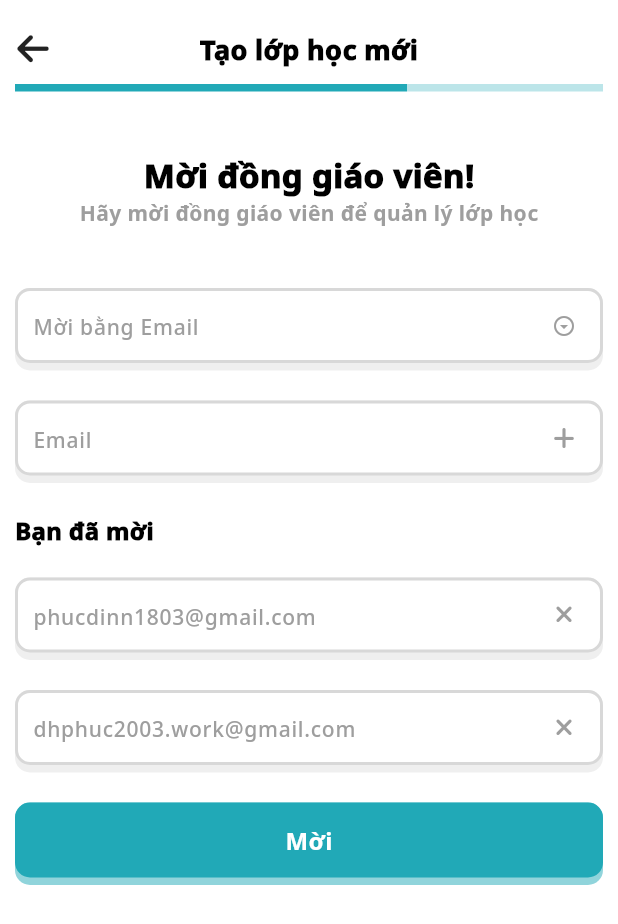
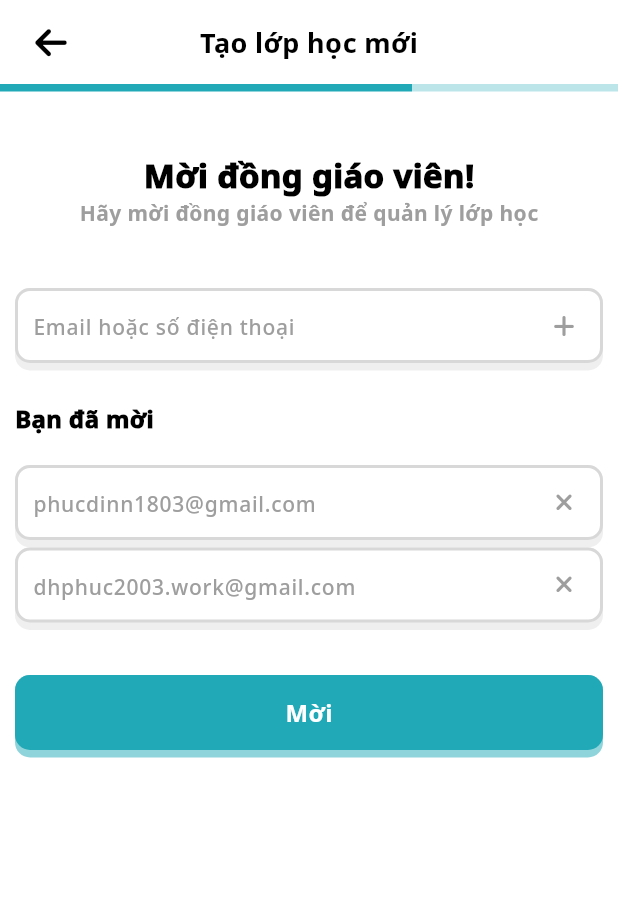
Before and after one commit to DinnBlack/ClassPal-Flutter-App-v2, a Flutter app: the ClassCreateScreen screen opened by its route, after a tap on "Tiếp tục", on a phone screen of 412 x 824 dp. Shown: the top 924 px of the screen. Run offline on Flutter 3.47's test engine with Material 3 defaults, Android fonts, the phone set to English and light mode, and no system bars; our stand-ins replace awesome_bottom_bar, device_preview, font_awesome_flutter, image_picker; missing offline and left inert: mobile_scanner.

Commit message:
update ui class create

```diff
--- a/lib/features/class/views/class_create_screen.dart
+++ b/lib/features/class/views/class_create_screen.dart
@@ -1,14 +1,13 @@
 import 'dart:io';
-
-import 'package:classpal_flutter_app/core/config/app_constants.dart';
-import 'package:classpal_flutter_app/core/utils/app_text_style.dart';
-import 'package:classpal_flutter_app/core/widgets/custom_button.dart';
-import 'package:classpal_flutter_app/core/widgets/custom_text_field.dart';
 import 'package:flutter/gestures.dart';
 import 'package:flutter/material.dart';
 import 'package:font_awesome_flutter/font_awesome_flutter.dart';
-
+import '../../../core/config/app_constants.dart';
+import '../../../core/utils/app_text_style.dart';
+import '../../../core/widgets/custom_app_bar.dart';
+import '../../../core/widgets/custom_button.dart';
 import '../../../core/widgets/custom_button_camera.dart';
+import '../../../core/widgets/custom_text_field.dart';
 import '../../../shared/main_screen.dart';
 import 'class_join_screen.dart';
 
@@ -16,14 +15,14 @@ class ClassCreateScreen extends StatefulWidget {
   static const route = 'ClassCreateScreen';
   final bool isClassCreateFirst;
 
-  const ClassCreateScreen({Key? key, this.isClassCreateFirst = false}) : super(key: key);
+  const ClassCreateScreen({super.key, this.isClassCreateFirst = false});
 
   @override
   _ClassCreateScreenState createState() => _ClassCreateScreenState();
 }
 
 class _ClassCreateScreenState extends State<ClassCreateScreen> {
-  late PageController _pageController;
+  late final PageController _pageController;
   int _currentStep = 0;
 
   @override
@@ -32,270 +31,218 @@ class _ClassCreateScreenState extends State<ClassCreateScreen> {
     _pageController = PageController(initialPage: 0);
   }
 
-  void _nextStep() {
-    if (_pageController.hasClients && _pageController.page! < 2) {
-      _pageController.nextPage(
+  void _navigateStep(int step) {
+    if (_pageController.hasClients) {
+      _pageController.animateToPage(
+        step,
         duration: const Duration(milliseconds: 300),
         curve: Curves.easeInOut,
       );
-      setState(() {
-        _currentStep++;
-      });
-    }
-  }
-
-  void _previousStep() {
-    if (_pageController.hasClients && _pageController.page! > 0) {
-      _pageController.previousPage(
-        duration: const Duration(milliseconds: 300),
-        curve: Curves.easeInOut,
-      );
-      setState(() {
-        _currentStep--;
-      });
+      setState(() => _currentStep = step);
     }
   }
 
   @override
   Widget build(BuildContext context) {
     return Scaffold(
+      appBar: CustomAppBar(
+        title: 'Tạo lớp học mới',
+        leftWidget: IconButton(
+          icon: const Icon(FontAwesomeIcons.arrowLeft),
+          onPressed: () => Navigator.pop(context),
+        ),
+      ),
       backgroundColor: kBackgroundColor,
       body: widget.isClassCreateFirst
-          ? buildClassCreateFirst(context)
-          : buildClassCreate(context),
+          ? _buildWelcomeScreen()
+          : _buildCreationSteps(),
     );
   }
 
-  SafeArea buildClassCreate(BuildContext context) {
+  Widget _buildCreationSteps() {
+    return SafeArea(
+      child: Column(
+        children: [
+          _buildProgressIndicator(),
+          Expanded(
+            child: Padding(
+              padding: const EdgeInsets.symmetric(horizontal: kPaddingMd),
+              child: PageView(
+                controller: _pageController,
+                physics: const NeverScrollableScrollPhysics(),
+                children: [
+                  _buildStep1(),
+                  _buildStep2(),
+                  _buildStep3(),
+                ],
+              ),
+            ),
+          ),
+        ],
+      ),
+    );
+  }
+
+  Widget _buildProgressIndicator() {
+    return Row(
+      children: List.generate(3, (index) => _buildProgressBar(index)),
+    );
+  }
+
+  Widget _buildProgressBar(int index) {
+    return Expanded(
+      child: Container(
+        height: 5,
+        decoration: BoxDecoration(
+          color: _currentStep >= index
+              ? kPrimaryColor
+              : kPrimaryColor.withOpacity(0.3),
+        ),
+      ),
+    );
+  }
+
+  Widget _buildStep1() {
+    return Column(
+      children: [
+        const SizedBox(height: kMarginXxl),
+        CustomButtonCamera(onImagePicked: (File? value) {}),
+        const SizedBox(height: kMarginXxl),
+        const CustomTextField(text: 'Tên lớp học'),
+        const SizedBox(height: kMarginLg),
+        CustomButton(text: 'Tiếp tục', onTap: () => _navigateStep(1)),
+      ],
+    );
+  }
+
+  Widget _buildStep2() {
+    return SingleChildScrollView(
+      child: Column(
+        children: [
+          const SizedBox(height: kMarginXxl),
+          _buildStepTitle('Mời đồng giáo viên!',
+              'Hãy mời đồng giáo viên để quản lý lớp học'),
+          const SizedBox(height: kMarginXxl),
+          CustomTextField(
+            text: 'Email hoặc số điện thoại',
+            suffixIcon:
+                _buildIconButton(FontAwesomeIcons.plus, () => print('Add')),
+          ),
+          const SizedBox(height: kMarginLg),
+          _buildInviteSection(),
+          const SizedBox(height: kMarginXl),
+          CustomButton(text: 'Mời', onTap: () => _navigateStep(2)),
+        ],
+      ),
+    );
+  }
+
+  Widget _buildInviteSection() {
+    return Column(
+      crossAxisAlignment: CrossAxisAlignment.start,
+      children: [
+        Text('Bạn đã mời', style: AppTextStyle.bold(kTextSizeMd)),
+        const SizedBox(height: kMarginLg),
+        _buildInvitedEmail('phucdinn1803@gmail.com'),
+        _buildInvitedEmail('dhphuc2003.work@gmail.com'),
+      ],
+    );
+  }
+
+  Widget _buildInvitedEmail(String email) {
+    return CustomTextField(
+      text: 'Email',
+      defaultValue: email,
+      suffixIcon:
+          _buildIconButton(FontAwesomeIcons.xmark, () => print('Remove')),
+    );
+  }
+
+  Widget _buildStep3() {
+    return Column(
+      children: [
+        const SizedBox(height: kMarginXxl),
+        Image.asset('assets/images/congaduation.png'),
+        const SizedBox(height: kMarginXxl),
+        _buildStepTitle(
+            'Tạo lớp học thành công!', 'Bạn đã có thể quản lý lớp học của bạn'),
+        const SizedBox(height: kMarginXl),
+        CustomButton(text: 'Hoàn tất', onTap: () => Navigator.pop(context)),
+      ],
+    );
+  }
+
+  Widget _buildStepTitle(String title, String subtitle) {
+    return Column(
+      children: [
+        Text(title, style: AppTextStyle.bold(kTextSizeXxl)),
+        Text(subtitle, style: AppTextStyle.semibold(kTextSizeSm, kGreyColor)),
+      ],
+    );
+  }
+
+  Widget _buildWelcomeScreen() {
     return SafeArea(
       child: Padding(
         padding: const EdgeInsets.symmetric(horizontal: kPaddingMd),
         child: Column(
           children: [
             const SizedBox(height: kMarginLg),
-            Stack(
-              children: [
-                Align(
-                  alignment: Alignment.centerLeft,
-                  child: InkWell(
-                    child: const Icon(FontAwesomeIcons.arrowLeft),
-                    onTap: () {
-                      Navigator.pop(context);
-                    },
-                  ),
-                ),
-                Center(
-                  child: Text(
-                    'Tạo lớp học mới',
-                    style: AppTextStyle.bold(kTextSizeLg),
-                  ),
-                ),
-              ],
-            ),
-            const SizedBox(height: kMarginMd),
-            buildProgressIndicator(),
-            Expanded(
-              child: PageView(
-                controller: _pageController,
-                physics: const NeverScrollableScrollPhysics(),
-                children: [
-                  buildClassCreateStep1(),
-                  buildClassCreateStep2(),
-                  buildClassCreateStep3(),
-                ],
-              ),
-            ),
+            _buildHeaderWithSkip(),
+            const SizedBox(height: kMarginLg),
+            _buildStepTitle(
+                'Chào mừng Giáo viên!', 'Hãy tạo lớp học của bạn để quản lý'),
+            const SizedBox(height: kMarginLg),
+            const CustomTextField(text: 'Tên trường học'),
+            const SizedBox(height: kMarginLg),
+            const CustomButton(text: 'Tạo lớp học'),
+            const SizedBox(height: kMarginLg),
+            _buildJoinClassLink(),
           ],
         ),
       ),
     );
   }
 
-  Container buildProgressIndicator() {
-    return Container(
-      decoration: BoxDecoration(
-        borderRadius: BorderRadius.circular(kBorderRadiusXl),
-      ),
-      child: Row(
-        children: List.generate(3, (index) {
-          return Expanded(
-            child: Container(
-              height: 5,
-              decoration: BoxDecoration(
-                color: _currentStep >= index ? kPrimaryColor : kPrimaryColor.withOpacity(0.3),
-              ),
-            ),
-          );
-        }),
-      ),
-    );
-  }
-
-  Column buildClassCreateStep1() {
-    return Column(
+  Widget _buildHeaderWithSkip() {
+    return Row(
+      mainAxisAlignment: MainAxisAlignment.spaceBetween,
       children: [
-        const SizedBox(height: kMarginXxl),
-        CustomButtonCamera(
-          onImagePicked: (File? value) {}, // Implement functionality
+        IconButton(
+          icon: const Icon(FontAwesomeIcons.arrowLeft),
+          onPressed: () => Navigator.pop(context),
         ),
-        const SizedBox(height: kMarginXxl),
-        const CustomTextField(
-          text: 'Tên lớp học',
-        ),
-        const SizedBox(height: kMarginLg),
-        CustomButton(
-          text: 'Tiếp tục',
-          onTap: _nextStep,
+        GestureDetector(
+          onTap: () => Navigator.pushNamed(context, MainScreen.route),
+          child: Text('Bỏ qua',
+              style: AppTextStyle.semibold(kTextSizeSm, kPrimaryColor)),
         ),
       ],
     );
   }
 
-  SingleChildScrollView buildClassCreateStep2() {
-    return SingleChildScrollView(
-      child: Column(
+  Widget _buildJoinClassLink() {
+    return RichText(
+      text: TextSpan(
+        style: AppTextStyle.semibold(kTextSizeSm, kGreyColor),
         children: [
-          const SizedBox(height: kMarginXxl),
-          Text(
-            'Mời đồng giáo viên!',
-            style: AppTextStyle.bold(kTextSizeXxl),
-          ),
-          Text(
-            'Hãy mời đồng giáo viên để quản lý lớp học',
-            style: AppTextStyle.semibold(kTextSizeSm, kGreyColor),
-          ),
-          const SizedBox(height: kMarginXxl),
-          const CustomTextField(
-            defaultValue: 'Mời bằng Email',
-            options: ['Mời bằng Email', 'Mời bằng Số điện thoại'],
-          ),
-          const SizedBox(height: kMarginLg),
-          const CustomTextField(
-            text: 'Email',
-            suffixIcon: Icon(FontAwesomeIcons.plus, color: kGreyColor, size: 16),
-          ),
-          const SizedBox(height: kMarginLg),
-          Align(
-            alignment: Alignment.centerLeft,
-            child: Text(
-              'Bạn đã mời',
-              style: AppTextStyle.bold(kTextSizeMd),
-            ),
-          ),
-          const SizedBox(height: kMarginLg),
-          const CustomTextField(
-            text: 'Email',
-            defaultValue: 'phucdinn1803@gmail.com',
-            suffixIcon: Icon(FontAwesomeIcons.xmark, color: kGreyColor, size: 16),
-          ),
-          const SizedBox(height: kMarginLg),
-          const CustomTextField(
-            text: 'Email',
-            defaultValue: 'dhphuc2003.work@gmail.com',
-            suffixIcon: Icon(FontAwesomeIcons.xmark, color: kGreyColor, size: 16),
-          ),
-          const SizedBox(height: kMarginLg),
-          CustomButton(
-            text: 'Mời',
-            onTap: _nextStep,
+          const TextSpan(text: 'Bạn đã được mời từ lớp học? '),
+          TextSpan(
+            text: 'Tham gia',
+            style: AppTextStyle.semibold(kTextSizeSm, kPrimaryColor),
+            recognizer: TapGestureRecognizer()
+              ..onTap =
+                  () => Navigator.pushNamed(context, ClassJoinScreen.route),
           ),
         ],
       ),
     );
   }
 
-  Column buildClassCreateStep3() {
-    return Column(
-      children: [
-        const SizedBox(height: kMarginXxl),
-        Image.asset('assets/images/congaduation.png'),
-        const SizedBox(height: kMarginXxl),
-        Text(
-          'Tạo lớp học thành công!',
-          style: AppTextStyle.bold(kTextSizeXxl),
-        ),
-        Text(
-          'Bạn đã có thể quản lý lớp học của bạn',
-          style: AppTextStyle.semibold(kTextSizeSm, kGreyColor),
-        ),
-        const SizedBox(height: kMarginLg),
-        const CustomButton(
-          text: 'Hoàn tất',
-        ),
-      ],
-    );
-  }
-
-  SafeArea buildClassCreateFirst(BuildContext context) {
-    return SafeArea(
-      child: Padding(
-        padding: const EdgeInsets.symmetric(horizontal: kPaddingMd),
-        child: Column(
-          children: [
-            const SizedBox(height: kMarginLg),
-            Row(
-              mainAxisAlignment: MainAxisAlignment.spaceBetween,
-              children: [
-                InkWell(
-                  child: const Icon(FontAwesomeIcons.arrowLeft),
-                  onTap: () {
-                    Navigator.pop(context);
-                  },
-                ),
-                GestureDetector(
-                  onTap: () {
-                    Navigator.pushNamed(context, MainScreen.route);
-                  },
-                  child: Text(
-                    'Bỏ qua',
-                    style: AppTextStyle.semibold(kTextSizeSm, kPrimaryColor),
-                  ),
-                ),
-              ],
-            ),
-            const SizedBox(height: kMarginLg),
-            Text(
-              'Chào mừng Giáo viên!',
-              style: AppTextStyle.bold(kTextSizeXxl),
-            ),
-            Text(
-              'Hãy tạo lớp học của bạn để quản lý',
-              style: AppTextStyle.semibold(kTextSizeSm, kGreyColor),
-            ),
-            const SizedBox(height: kMarginLg),
-            const CustomTextField(
-              text: 'Tên trường học',
-            ),
-            const SizedBox(height: kMarginLg),
-            const CustomButton(
-              text: 'Tạo lớp học',
-            ),
-            const SizedBox(height: kMarginLg),
-            Align(
-              alignment: Alignment.center,
-              child: RichText(
-                text: TextSpan(
-                  style: AppTextStyle.semibold(kTextSizeSm, kGreyColor),
-                  children: <TextSpan>[
-                    TextSpan(
-                      text: 'Bạn đã được mời từ lớp học? ',
-                      style: AppTextStyle.semibold(kTextSizeSm, kGreyColor),
-                    ),
-                    TextSpan(
-                      text: 'Tham gia',
-                      style: AppTextStyle.semibold(kTextSizeSm, kPrimaryColor),
-                      recognizer: TapGestureRecognizer()
-                        ..onTap = () {
-                          Navigator.pushNamed(context, ClassJoinScreen.route);
-                        },
-                    ),
-                  ],
-                ),
-              ),
-            ),
-          ],
-        ),
-      ),
+  Widget _buildIconButton(IconData icon, VoidCallback onTap) {
+    return IconButton(
+      icon: Icon(icon, color: kGreyColor, size: 16),
+      onPressed: onTap,
     );
   }
 }
--- a/lib/features/student/views/student_list_screen.dart
+++ b/lib/features/student/views/student_list_screen.dart
@@ -1,4 +1,5 @@
 import 'package:classpal_flutter_app/core/config/app_constants.dart';
+import 'package:classpal_flutter_app/core/widgets/custom_bottom_sheet.dart';
 import 'package:classpal_flutter_app/core/widgets/custom_dialog.dart';
 import 'package:classpal_flutter_app/features/student/views/student_create_screen.dart';
 import 'package:classpal_flutter_app/features/student/views/widgets/custom_student_list_item.dart';
@@ -57,7 +58,7 @@ class StudentListScreen extends StatelessWidget {
                   return CustomStudentListItem(
                     addItem: true,
                     onTap: () {
-                      showCustomDialog(context, const StudentCreateScreen());
+                      CustomBottomSheet.showCustomBottomSheet(context, const StudentCreateScreen());
                     },
                   );
                 } else {
--- a/lib/features/student/views/widgets/custom_student_list_item.dart
+++ b/lib/features/student/views/widgets/custom_student_list_item.dart
@@ -7,13 +7,13 @@ import '../../models/student_model.dart';
 class CustomStudentListItem extends StatefulWidget {
   final StudentModel? student;
   final bool? addItem;
-  final VoidCallback? onTap; // Added onTap parameter
+  final VoidCallback? onTap;
 
   const CustomStudentListItem({
     super.key,
     this.student,
     this.addItem = false,
-    this.onTap, // Passing the onTap callback
+    this.onTap,
   });
 
   @override
```
Also changed, not shown: lib/features/student/views/student_create_screen.dart (+25 -14 lines).
